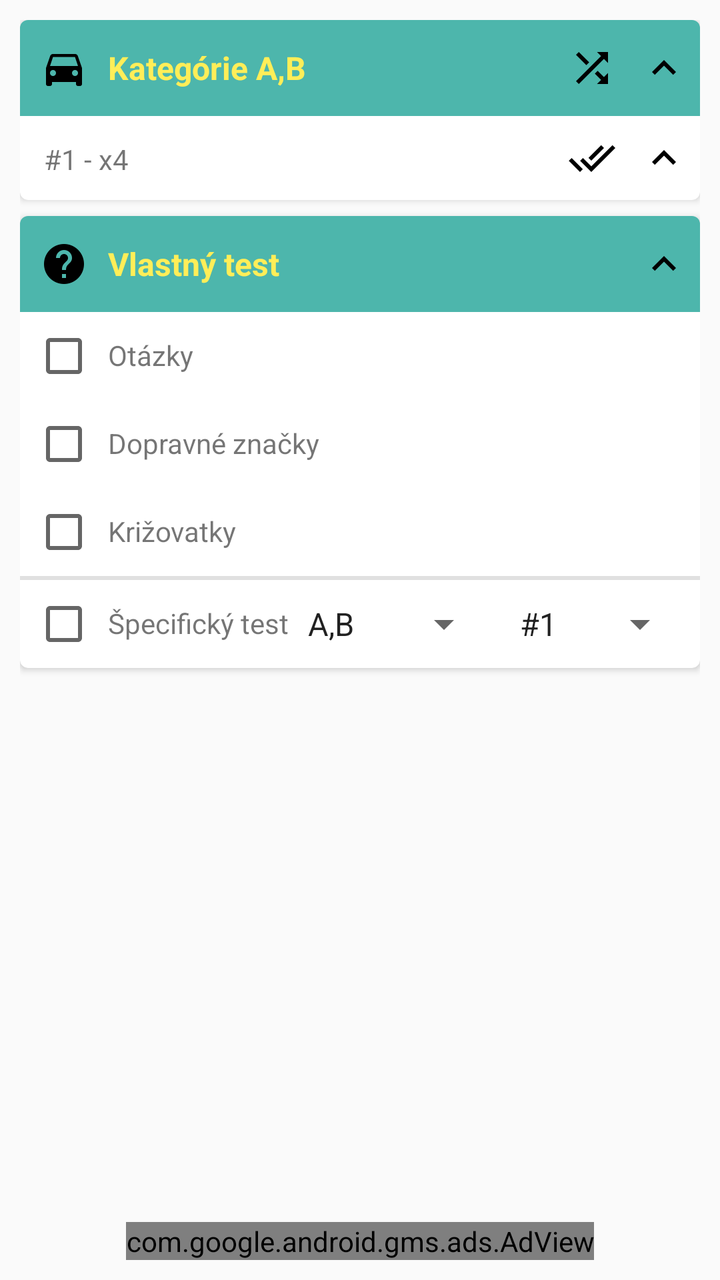
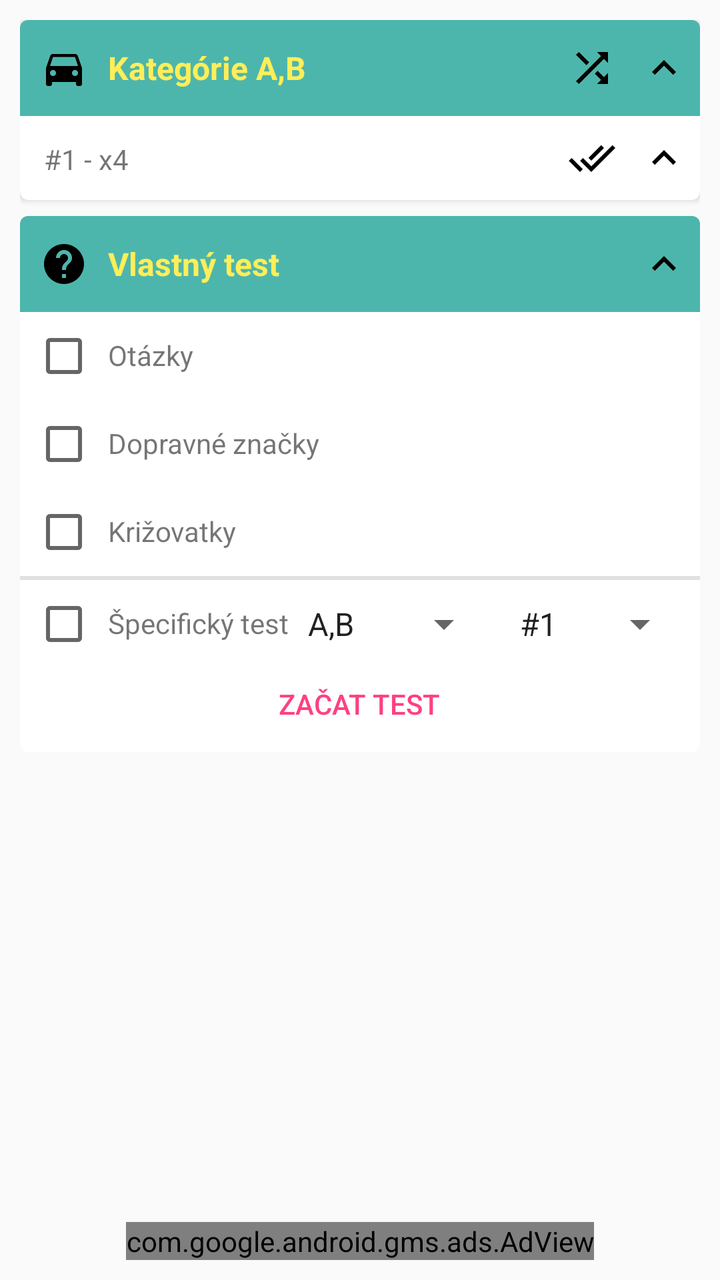

Before-and-after screenshots of an Android layout around one commit, followed by the original layout XML and the change that was made.
<!-- AndroidManifest.xml: application theme MyTheme.Light -->
<!-- res/layout/content_main.xml -->
<?xml version="1.0" encoding="utf-8"?>
<RelativeLayout
    android:id="@+id/content_main"
    xmlns:ads="http://schemas.android.com/apk/res-auto"
    xmlns:android="http://schemas.android.com/apk/res/android"
    xmlns:app="http://schemas.android.com/apk/res-auto"
    xmlns:card_view="http://schemas.android.com/apk/res-auto"
    xmlns:tools="http://schemas.android.com/tools"
    android:layout_width="match_parent"
    android:layout_height="match_parent"
    android:background="?android:attr/windowBackground"
    android:paddingBottom="@dimen/activity_vertical_margin"
    android:paddingLeft="@dimen/activity_horizontal_margin"
    android:paddingRight="@dimen/activity_horizontal_margin"
    android:paddingTop="@dimen/activity_vertical_margin"
    app:layout_behavior="@string/appbar_scrolling_view_behavior"
    tools:context=".MainActivity"
    tools:showIn="@layout/app_bar_main">

    <LinearLayout
        android:layout_width="match_parent"
        android:layout_height="wrap_content"
        android:orientation="vertical">

        <include
            layout="@layout/tests_card"
            android:layout_width="match_parent"
            android:layout_height="wrap_content"
            android:layout_marginBottom="8dp"/>

        <include
            layout="@layout/tests_custom_test"
            android:layout_width="match_parent"
            android:layout_height="wrap_content"
            android:layout_marginBottom="8dp"/>

    </LinearLayout>

    <com.google.android.gms.ads.AdView
        android:id="@+id/adView"
        android:layout_width="wrap_content"
        android:layout_height="wrap_content"
        android:layout_alignParentBottom="true"
        android:layout_centerHorizontal="true"
        ads:adSize="BANNER"
        ads:adUnitId="@string/banner_ad_unit_id"/>

</RelativeLayout>
<!-- res/layout/app_bar_main.xml (included above) -->
<?xml version="1.0" encoding="utf-8"?>
<android.support.design.widget.CoordinatorLayout
    xmlns:android="http://schemas.android.com/apk/res/android"
    xmlns:app="http://schemas.android.com/apk/res-auto"
    xmlns:tools="http://schemas.android.com/tools"
    android:layout_width="match_parent"
    android:layout_height="match_parent"
    android:fitsSystemWindows="true"
    tools:context=".MainActivity">

    <android.support.design.widget.AppBarLayout
        android:layout_width="match_parent"
        android:layout_height="wrap_content"
        android:theme="@style/MyTheme.AppBarOverlay">

        <android.support.v7.widget.Toolbar
            android:id="@+id/toolbar"
            android:layout_width="match_parent"
            android:layout_height="?attr/actionBarSize"
            android:background="?attr/colorPrimary"
            app:popupTheme="@style/MyTheme.PopupOverlay"/>

    </android.support.design.widget.AppBarLayout>

    <include layout="@layout/content_main"/>

    

</android.support.design.widget.CoordinatorLayout>
<!-- res/layout/tests_card.xml (included above) -->
<?xml version="1.0" encoding="utf-8"?>
<android.support.v7.widget.CardView
    android:id="@+id/card_view"
    xmlns:android="http://schemas.android.com/apk/res/android"
    xmlns:card_view="http://schemas.android.com/apk/res-auto"
    xmlns:tools="http://schemas.android.com/tools"
    android:layout_width="match_parent"
    android:layout_height="wrap_content"
    android:background="@color/colorCards"
    card_view:cardCornerRadius="4dp"
    tools:context=".MainActivity">

    
    <RelativeLayout
        android:layout_width="match_parent"
        android:layout_height="48dp"
        android:background="@color/colorSecondary"
        android:gravity="center_vertical">

        
        <ImageView
            android:id="@+id/title_icon"
            android:layout_width="24dp"
            android:layout_height="24dp"
            android:layout_centerVertical="true"
            android:layout_margin="10dp"
            android:background="@drawable/ic_directions_car_black_24dp"
            android:contentDescription="@string/cd_test_category_icon"/>

        
        <TextView
            android:id="@+id/title_text"
            android:layout_width="wrap_content"
            android:layout_height="match_parent"
            android:layout_toEndOf="@id/title_icon"
            android:layout_toRightOf="@id/title_icon"
            android:gravity="center_vertical"
            android:text="@string/test_kategorie_ab"
            android:textColor="#FFEE58"
            android:textSize="16sp"
            android:textStyle="bold"/>

        
        <ImageButton
            android:id="@+id/expand_icon"
            style="?android:attr/borderlessButtonStyle"
            android:layout_width="24dp"
            android:layout_height="24dp"
            android:layout_alignParentEnd="true"
            android:layout_alignParentRight="true"
            android:layout_centerVertical="true"
            android:layout_margin="6dp"
            android:contentDescription="@string/cd_expand_icon"
            android:src="@drawable/ic_expand_less_black_24dp"/>

        
        <ImageButton
            android:id="@+id/shuffle_icon"
            style="?android:attr/borderlessButtonStyle"
            android:layout_width="24dp"
            android:layout_height="24dp"
            android:layout_centerVertical="true"
            android:layout_margin="6dp"
            android:layout_toLeftOf="@id/expand_icon"
            android:layout_toStartOf="@id/expand_icon"
            android:background="@drawable/ic_shuffle_black_24dp"
            android:contentDescription="@string/cd_test_category_icon"/>

    </RelativeLayout>

    
    <LinearLayout
        android:layout_width="match_parent"
        android:layout_height="wrap_content"
        android:layout_marginTop="48dp"
        android:orientation="vertical">

        
        <RelativeLayout
            android:id="@+id/test_entry"
            android:layout_width="fill_parent"
            android:layout_height="42dp">

            <TextView
                android:layout_width="wrap_content"
                android:layout_height="wrap_content"
                android:layout_marginLeft="12dp"
                android:layout_marginStart="12dp"
                android:layout_marginTop="12dp"
                android:text="#1 - x4"/>

            
            <ImageButton
                android:id="@+id/expand_history_icon"
                style="?android:attr/borderlessButtonStyle"
                android:layout_width="24dp"
                android:layout_height="24dp"
                android:layout_alignParentEnd="true"
                android:layout_alignParentRight="true"
                android:layout_centerVertical="true"
                android:layout_margin="6dp"
                android:background="@drawable/ic_expand_less_black_24dp"
                android:contentDescription="@string/cd_expand_test_history_icon"/>

            
            <ImageButton
                android:id="@+id/view_answers_icon"
                style="?android:attr/borderlessButtonStyle"
                android:layout_width="24dp"
                android:layout_height="24dp"
                android:layout_centerVertical="true"
                android:layout_margin="6dp"
                android:layout_toLeftOf="@id/expand_history_icon"
                android:layout_toStartOf="@id/expand_history_icon"
                android:background="@drawable/ic_done_all_black_24dp"
                android:contentDescription="@string/cd_view_test_correct_answers_icon"/>

        </RelativeLayout>

    </LinearLayout>

</android.support.v7.widget.CardView>
<!-- res/layout/tests_custom_test.xml (included above) -->
<?xml version="1.0" encoding="utf-8"?>
<android.support.v7.widget.CardView
    android:id="@+id/card_view"
    xmlns:android="http://schemas.android.com/apk/res/android"
    xmlns:card_view="http://schemas.android.com/apk/res-auto"
    xmlns:tools="http://schemas.android.com/tools"
    android:layout_width="match_parent"
    android:layout_height="wrap_content"
    android:background="@color/colorCards"
    card_view:cardCornerRadius="4dp"
    tools:context=".MainActivity">

    
    <RelativeLayout
        android:layout_width="match_parent"
        android:layout_height="48dp"
        android:background="@color/colorSecondary"
        android:gravity="center_vertical">

        
        <ImageView
            android:id="@+id/title_icon"
            android:layout_width="24dp"
            android:layout_height="24dp"
            android:layout_centerVertical="true"
            android:layout_margin="10dp"
            android:background="@drawable/ic_help_black_24dp"
            android:contentDescription="@string/cd_test_category_icon"/>

        
        <TextView
            android:id="@+id/title_text"
            android:layout_width="wrap_content"
            android:layout_height="match_parent"
            android:layout_toEndOf="@id/title_icon"
            android:layout_toRightOf="@id/title_icon"
            android:gravity="center_vertical"
            android:text="@string/vlastny_test_title"
            android:textColor="#FFEE58"
            android:textSize="16sp"
            android:textStyle="bold"/>

        
        <ImageButton
            android:id="@+id/expand_icon"
            style="?android:attr/borderlessButtonStyle"
            android:layout_width="24dp"
            android:layout_height="24dp"
            android:layout_alignParentEnd="true"
            android:layout_alignParentRight="true"
            android:layout_centerVertical="true"
            android:layout_margin="6dp"
            android:background="@drawable/ic_expand_less_black_24dp"
            android:contentDescription="@string/cd_expand_icon"/>

    </RelativeLayout>

    
    <LinearLayout
        android:layout_width="match_parent"
        android:layout_height="wrap_content"
        android:layout_marginTop="48dp"
        android:orientation="vertical">

        
        <RelativeLayout
            android:id="@+id/otazky"
            android:layout_width="fill_parent"
            android:layout_height="wrap_content">

            <CheckBox
                android:id="@+id/otazky_checkbox"
                android:layout_width="wrap_content"
                android:layout_height="wrap_content"
                android:layout_gravity="center_vertical"
                android:layout_margin="6dp"/>

            <TextView
                android:layout_width="wrap_content"
                android:layout_height="wrap_content"
                android:layout_marginTop="12dp"
                android:layout_toEndOf="@id/otazky_checkbox"
                android:layout_toRightOf="@id/otazky_checkbox"
                android:text="@string/vlastny_test_otazky"/>

        </RelativeLayout>

        
        <RelativeLayout
            android:id="@+id/dopravne_znacky"
            android:layout_width="fill_parent"
            android:layout_height="wrap_content">

            <CheckBox
                android:id="@+id/dopravne_znacky_checkbox"
                android:layout_width="wrap_content"
                android:layout_height="wrap_content"
                android:layout_gravity="center_vertical"
                android:layout_margin="6dp"/>

            <TextView
                android:layout_width="wrap_content"
                android:layout_height="wrap_content"
                android:layout_marginTop="12dp"
                android:layout_toEndOf="@id/dopravne_znacky_checkbox"
                android:layout_toRightOf="@id/dopravne_znacky_checkbox"
                android:text="@string/vlastny_test_dopravne_znacky"/>

        </RelativeLayout>

        
        <RelativeLayout
            android:id="@+id/krizovatky"
            android:layout_width="fill_parent"
            android:layout_height="wrap_content">

            <CheckBox
                android:id="@+id/krizovatky_checkbox"
                android:layout_width="wrap_content"
                android:layout_height="wrap_content"
                android:layout_gravity="center_vertical"
                android:layout_margin="6dp"/>

            <TextView
                android:layout_width="wrap_content"
                android:layout_height="wrap_content"
                android:layout_marginTop="12dp"
                android:layout_toEndOf="@id/krizovatky_checkbox"
                android:layout_toRightOf="@id/krizovatky_checkbox"
                android:text="@string/vlastny_test_krizovatky"/>

        </RelativeLayout>

        <View
            android:layout_width="fill_parent"
            android:layout_height="2dp"
            android:background="@color/grey_300"/>

        
        <RelativeLayout
            android:id="@+id/specificky_test_wrapper"
            android:layout_width="fill_parent"
            android:layout_height="wrap_content">

            <CheckBox
                android:id="@+id/specificky_test_checkbox"
                android:layout_width="wrap_content"
                android:layout_height="wrap_content"
                android:layout_gravity="center_vertical"
                android:layout_margin="6dp"/>

            <TextView
                android:layout_width="wrap_content"
                android:layout_height="wrap_content"
                android:layout_marginTop="12dp"
                android:layout_toEndOf="@id/specificky_test_checkbox"
                android:layout_toRightOf="@id/specificky_test_checkbox"
                android:text="@string/vlastny_test_specificky_test"/>

            <LinearLayout
                android:layout_width="wrap_content"
                android:layout_height="28dp"
                android:layout_alignParentEnd="true"
                android:layout_alignParentRight="true"
                android:layout_marginEnd="6dp"
                android:layout_marginRight="6dp"
                android:layout_marginTop="10dp"
                android:orientation="horizontal">

                <Spinner
                    android:id="@+id/spinner_test_categories"
                    android:layout_width="wrap_content"
                    android:layout_height="wrap_content"
                    android:entries="@array/test_categories"/>

                <Spinner
                    android:id="@+id/spinner_test_indexes"
                    android:layout_width="wrap_content"
                    android:layout_height="wrap_content"
                    android:layout_marginLeft="6dp"
                    android:layout_marginStart="6dp"
                    android:entries="@array/test_indexes"/>

            </LinearLayout>

        </RelativeLayout>

    </LinearLayout>

</android.support.v7.widget.CardView>
<!-- resources referenced by this layout -->
<resources>
  <string-array name="test_categories">
          <item>A,B</item>
          <item>C,D,T</item>
      </string-array>
  <string-array name="test_indexes">
          <item>#1</item>
          <item>#2</item>
          <item>#3</item>
          <item>#4</item>
          <item>#5</item>
          <item>#6</item>
          <item>#7</item>
          <item>#8</item>
          <item>#9</item>
          <item>#10</item>
          <item>#11</item>
      </string-array>
  <color name="colorCards" type="color">#ffffff</color>
  <color name="colorSecondary" type="color">@color/deep_teal_300</color>
  <color name="grey_300" type="color">#E0E0E0</color>
  <dimen name="activity_horizontal_margin">10dp</dimen>
  <dimen name="activity_vertical_margin">10dp</dimen>
  <!-- drawable ic_directions_car_black_24dp: png bitmap (drawable-hdpi, 321 bytes) -->
  <!-- drawable ic_done_all_black_24dp: png bitmap (drawable-hdpi, 258 bytes) -->
  <!-- drawable ic_expand_less_black_24dp: png bitmap (drawable-hdpi, 149 bytes) -->
  <!-- drawable ic_help_black_24dp: png bitmap (drawable-hdpi, 458 bytes) -->
  <!-- drawable ic_shuffle_black_24dp: png bitmap (drawable-hdpi, 281 bytes) -->
  <string name="banner_ad_unit_id">ca-app-pub-7362127401681337/9720209806</string>
  <string name="cd_expand_icon">Zobraziť viac/menej</string>
  <string name="cd_expand_test_history_icon">Zobraziť históriu testu</string>
  <string name="cd_test_category_icon">Ikona kategórie testu</string>
  <string name="cd_view_test_correct_answers_icon">Zobraziť správne odpovede</string>
  <string name="test_kategorie_ab">Kategórie A,B</string>
  <string name="vlastny_test_dopravne_znacky">Dopravné značky</string>
  <string name="vlastny_test_krizovatky">Križovatky</string>
  <string name="vlastny_test_otazky">Otázky</string>
  <string name="vlastny_test_specificky_test">Špecifický test</string>
  <string name="vlastny_test_title">Vlastný test</string>
  <style name="MyTheme.AppBarOverlay" parent="ThemeOverlay.AppCompat.Dark.ActionBar" />
  <style name="MyTheme.PopupOverlay" parent="ThemeOverlay.AppCompat.Light" />
  <style name="MyTheme.Light" parent="@style/Theme.AppCompat.Light.NoActionBar">
          
          
          <item name="colorPrimary">@color/colorPrimary</item>
          <item name="colorPrimaryDark">@color/colorPrimaryDark</item>
      </style>
  <color name="deep_teal_300" type="color">#4DB6AC</color>
  <color name="colorPrimary" type="color">#4285F4</color>
  <color name="colorPrimaryDark" type="color">#3367D6</color>
</resources>

<!-- the commit's change to res/layout/content_main.xml (unified diff, before → after) -->
@@ -4,7 +4,6 @@
     xmlns:ads="http://schemas.android.com/apk/res-auto"
     xmlns:android="http://schemas.android.com/apk/res/android"
     xmlns:app="http://schemas.android.com/apk/res-auto"
-    xmlns:card_view="http://schemas.android.com/apk/res-auto"
     xmlns:tools="http://schemas.android.com/tools"
     android:layout_width="match_parent"
     android:layout_height="match_parent"
@@ -14,8 +13,7 @@
     android:paddingRight="@dimen/activity_horizontal_margin"
     android:paddingTop="@dimen/activity_vertical_margin"
     app:layout_behavior="@string/appbar_scrolling_view_behavior"
-    tools:context=".MainActivity"
-    tools:showIn="@layout/app_bar_main">
+    tools:context=".MainActivity">
 
     <LinearLayout
         android:layout_width="match_parent"
@@ -46,36 +44,6 @@
         ads:adUnitId="@string/banner_ad_unit_id"/>
 
 </RelativeLayout>
-<!-- res/layout/app_bar_main.xml (included above) -->
-<?xml version="1.0" encoding="utf-8"?>
-<android.support.design.widget.CoordinatorLayout
-    xmlns:android="http://schemas.android.com/apk/res/android"
-    xmlns:app="http://schemas.android.com/apk/res-auto"
-    xmlns:tools="http://schemas.android.com/tools"
-    android:layout_width="match_parent"
-    android:layout_height="match_parent"
-    android:fitsSystemWindows="true"
-    tools:context=".MainActivity">
-
-    <android.support.design.widget.AppBarLayout
-        android:layout_width="match_parent"
-        android:layout_height="wrap_content"
-        android:theme="@style/MyTheme.AppBarOverlay">
-
-        <android.support.v7.widget.Toolbar
-            android:id="@+id/toolbar"
-            android:layout_width="match_parent"
-            android:layout_height="?attr/actionBarSize"
-            android:background="?attr/colorPrimary"
-            app:popupTheme="@style/MyTheme.PopupOverlay"/>
-
-    </android.support.design.widget.AppBarLayout>
-
-    <include layout="@layout/content_main"/>
-
-    
-
-</android.support.design.widget.CoordinatorLayout>
 <!-- res/layout/tests_card.xml (included above) -->
 <?xml version="1.0" encoding="utf-8"?>
 <android.support.v7.widget.CardView
@@ -153,6 +121,8 @@
         android:layout_height="wrap_content"
         android:layout_marginTop="48dp"
         android:orientation="vertical">
+
+        
 
         
         <RelativeLayout
@@ -360,6 +330,7 @@
                 android:text="@string/vlastny_test_specificky_test"/>
 
             <LinearLayout
+                android:id="@+id/specificky_test_spinners_wrapper"
                 android:layout_width="wrap_content"
                 android:layout_height="28dp"
                 android:layout_alignParentEnd="true"
@@ -385,6 +356,18 @@
 
             </LinearLayout>
 
+            <Button
+                style="?android:attr/borderlessButtonStyle"
+                android:layout_width="wrap_content"
+                android:layout_height="wrap_content"
+                android:layout_centerHorizontal="true"
+                android:layout_below="@id/specificky_test_spinners_wrapper"
+                android:layout_marginEnd="6dp"
+                android:layout_marginRight="6dp"
+                android:gravity="center"
+                android:text="@string/vlastny_test_zacat_test"
+                android:textColor="@color/colorAccent"/>
+
         </RelativeLayout>
 
     </LinearLayout>
<!-- resource entries referenced after the edit -->
@@ -17,6 +17,7 @@
           <item>#10</item>
           <item>#11</item>
       </string-array>
+  <color name="colorAccent" type="color">#FF4081</color>
   <color name="colorCards" type="color">#ffffff</color>
   <color name="colorSecondary" type="color">@color/deep_teal_300</color>
   <color name="grey_300" type="color">#E0E0E0</color>
@@ -38,8 +39,7 @@
   <string name="vlastny_test_otazky">Otázky</string>
   <string name="vlastny_test_specificky_test">Špecifický test</string>
   <string name="vlastny_test_title">Vlastný test</string>
-  <style name="MyTheme.AppBarOverlay" parent="ThemeOverlay.AppCompat.Dark.ActionBar" />
-  <style name="MyTheme.PopupOverlay" parent="ThemeOverlay.AppCompat.Light" />
+  <string name="vlastny_test_zacat_test">ZAČAT TEST</string>
   <style name="MyTheme.Light" parent="@style/Theme.AppCompat.Light.NoActionBar">
           
           
